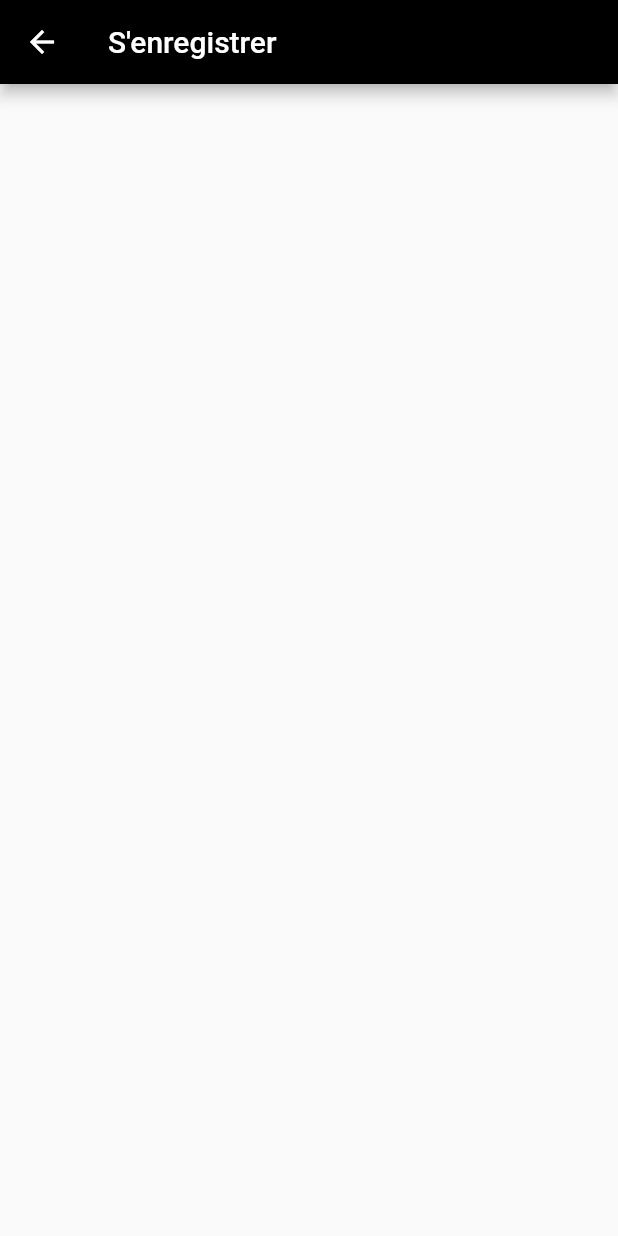
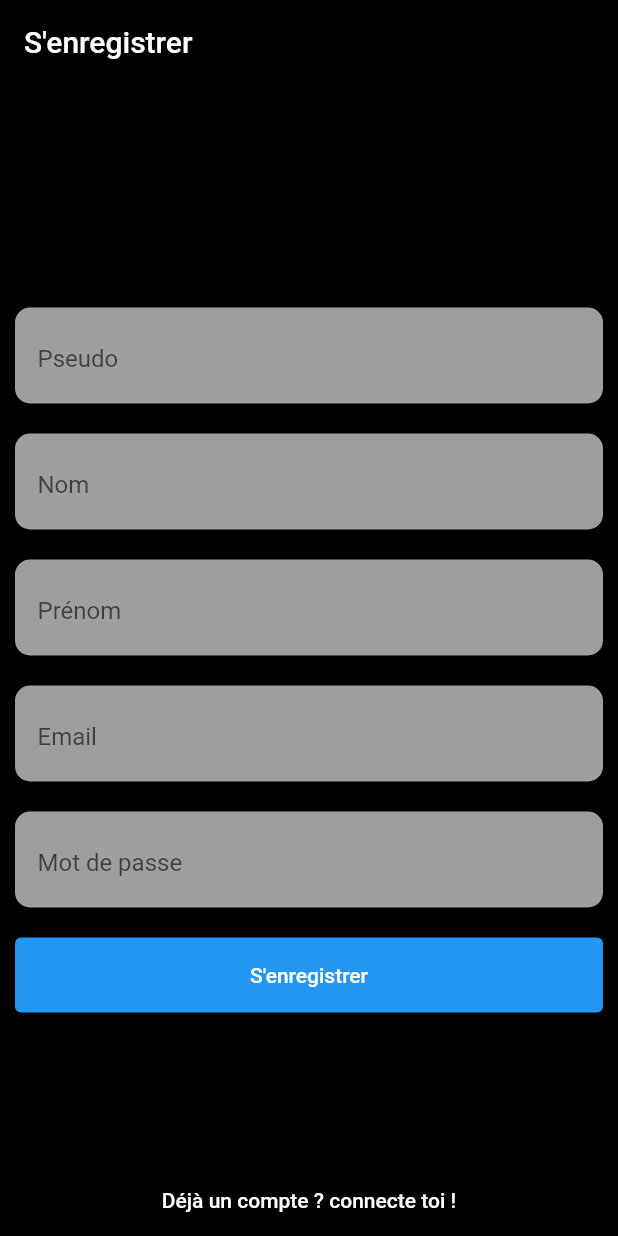
Before and after one commit to ShareMyCodeSocialNetwork/Flutter_APP, a Flutter app: the screen it shows after launch, after a tap on "Pas de compte ? créer en un !", on a phone screen of 412 x 824 dp. Run offline on Flutter 3.47's test engine with Material 2 defaults, Android fonts, the phone set to English and light mode, and no system bars.

Commit message:
:rocket: page denregistrement

```diff
--- a/lib/page/sign_in_up/sign_in.dart
+++ b/lib/page/sign_in_up/sign_in.dart
@@ -18,7 +18,7 @@ class _Sign_inState extends State<Sign_in> {
       appBar: AppBar(
         title: const Text('Se Connecter'),
         backgroundColor: Colors.black,
-        automaticallyImplyLeading: true,//boutton retour sur lappbar
+        automaticallyImplyLeading: false, //boutton retour sur lappbar
       ),
       body: Container(
         color: Colors.black,
@@ -29,7 +29,8 @@ class _Sign_inState extends State<Sign_in> {
             form(),
             bottomSign_in(),
           ],
-          )),
+        ),
+      ),
     );
   }
 
--- a/lib/page/sign_in_up/sing_up.dart
+++ b/lib/page/sign_in_up/sing_up.dart
@@ -1,4 +1,5 @@
 import 'package:flutter/material.dart';
+import 'package:flutter_app/page/sign_in_up/sign_in.dart';
 
 class Sign_up extends StatefulWidget {
   const Sign_up({Key? key}) : super(key: key);
@@ -8,13 +9,209 @@ class Sign_up extends StatefulWidget {
 }
 
 class _Sign_upState extends State<Sign_up> {
+  final _formKey = GlobalKey<FormState>();
   @override
   Widget build(BuildContext context) {
     return Scaffold(
       appBar: AppBar(
         title: const Text('S\'enregistrer'),
         backgroundColor: Colors.black,
-        automaticallyImplyLeading: true,//boutton retour sur lappbar
+        automaticallyImplyLeading: false, //boutton retour sur lappbar
+      ),
+      body: Container(
+        color: Colors.black,
+        height: MediaQuery.of(context).size.height,
+        width: MediaQuery.of(context).size.width,
+        child: Stack(
+          children: [form(), bottomSign_up()],
+        ),
+      ),
+    );
+  }
+
+  Form form() {
+    return Form(
+      key: _formKey,
+      child: Column(
+        mainAxisAlignment: MainAxisAlignment.center,
+        crossAxisAlignment: CrossAxisAlignment.center,
+        children: <Widget>[
+          textBoxStyle(pseudoTextBox()),
+          textBoxStyle(lastnameTextBox()),
+          textBoxStyle(firstnameTextBox()),
+          textBoxStyle(emailTextBox()),
+          passwordTextBox(),
+          connectionButton(),
+        ],
+      ),
+    );
+  }
+
+  TextFormField pseudoTextBox() {
+    return TextFormField(
+      validator: (value) {
+        if (value == null || value.isEmpty) {
+          return 'Veuillez remplir ce champs';
+        }else{
+          //todo voir si on peut faire requete pour check si le pseudo est pas deja pris
+        }
+        return null;
+      },
+      decoration: InputDecoration(
+        border: InputBorder.none,
+        labelText: 'Pseudo',
+      ),
+    );
+  }
+
+  TextFormField lastnameTextBox() {
+    return TextFormField(
+      validator: (value) {
+        if (value == null || value.isEmpty) {
+          return 'Veuillez remplir ce champs';
+        }
+        return null;
+      },
+      decoration: InputDecoration(
+        border: InputBorder.none,
+        labelText: 'Nom',
+      ),
+    );
+  }
+
+  TextFormField firstnameTextBox() {
+    return TextFormField(
+      validator: (value) {
+        if (value == null || value.isEmpty) {
+          return 'Veuillez remplir ce champs';
+        }
+        return null;
+      },
+      decoration: InputDecoration(
+        border: InputBorder.none,
+        labelText: 'Prénom',
+      ),
+    );
+  }
+
+
+
+  TextFormField emailTextBox() {
+    return TextFormField(
+      validator: (value) {
+        if (value == null || value.isEmpty) {
+          return 'Veuillez remplir ce champs';
+        } else if (!RegExp(
+                r"^[a-zA-Z0-9.a-zA-Z0-9.!#$%&'*+-/=?^_`{|}~]+@[a-zA-Z0-9]+\.[a-zA-Z]+")
+            .hasMatch(value)) {
+          return 'Email invalide';
+        }
+        return null;
+      },
+      decoration: InputDecoration(
+        border: InputBorder.none,
+        labelText: 'Email',
+      ),
+    );
+  }
+
+  Padding passwordTextBox() {
+    return Padding(
+      padding: EdgeInsets.all(10),
+      child: Stack(
+        alignment: const Alignment(0, 0),
+        children: <Widget>[
+          Container(
+            decoration: BoxDecoration(
+              color: Colors.grey,
+              borderRadius: new BorderRadius.circular(10.0),
+            ),
+            child: Padding(
+              padding: EdgeInsets.only(left: 15, right: 15, top: 5),
+              child: TextFormField(
+                validator: (value) {
+                  if (value == null || value.isEmpty) {
+                    return 'Please enter some text';
+                  }
+                  return null;
+                },
+                obscureText: true,
+                decoration: InputDecoration(
+                  border: InputBorder.none,
+                  labelText: 'Mot de passe',
+                ),
+              ),
+            ),
+          ),
+        ],
+      ),
+    );
+  }
+
+  Padding connectionButton() {
+    return Padding(
+      padding: const EdgeInsets.all(10),
+      child: Container(
+        height: 50,
+        width: double.infinity,
+        child: ElevatedButton(
+          onPressed: () {
+            if (_formKey.currentState!.validate()) {
+              ScaffoldMessenger.of(context).showSnackBar(
+                const SnackBar(content: Text('Enregistrement en cours...')),
+              );
+              //requete de creation user
+              //if requete ok
+              Navigator.of(context)
+                  .push(MaterialPageRoute(builder: (BuildContext context) {
+                return Sign_in();
+              }));
+            }
+          },
+          child: Text(
+            'S\'enregistrer',
+            style: TextStyle(color: Colors.white),
+          ),
+          style: ElevatedButton.styleFrom(
+              onPrimary: Colors.black, primary: Colors.blue),
+        ),
+      ),
+    );
+  }
+
+  Align bottomSign_up() {
+    return Align(
+      alignment: Alignment.bottomCenter,
+      child: ElevatedButton(
+        onPressed: () {
+          Navigator.of(context)
+              .push(MaterialPageRoute(builder: (BuildContext context) {
+            return Sign_in();
+          }));
+        },
+        child: Text('Déjà un compte ? connecte toi !'),
+        style: ButtonStyle(
+          backgroundColor: MaterialStateProperty.resolveWith(
+            (states) {
+              return Colors.black;
+            },
+          ),
+        ),
+      ),
+    );
+  }
+
+  Padding textBoxStyle(TextFormField textFormField) {
+    return Padding(
+      padding: EdgeInsets.all(10),
+      child: Container(
+        decoration: BoxDecoration(
+          color: Colors.grey,
+          borderRadius: new BorderRadius.circular(10.0),
+        ),
+        child: Padding(
+            padding: EdgeInsets.only(left: 15, right: 15, top: 5),
+            child: textFormField),
       ),
     );
   }
```
Lines whose indentation alone changed are shown as unchanged.
